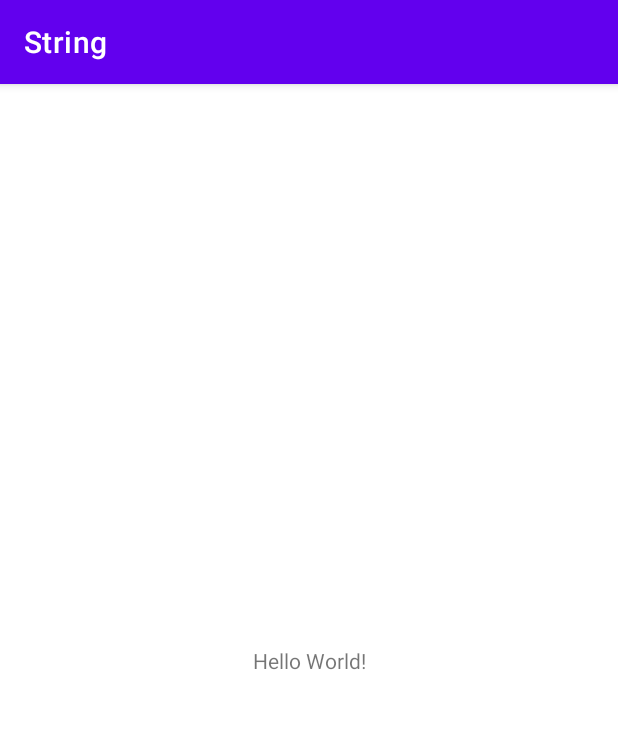
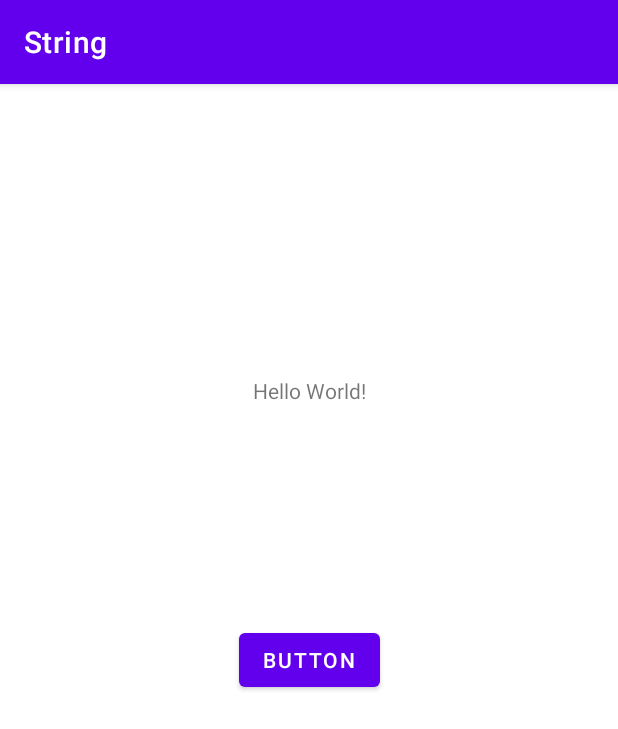
Before and after one commit to bekishevaleria/String, an Android app: the screen it shows after launch (MainActivity), on a phone screen of 412 x 824 dp. Shown: the top 729 px of the screen. Run offline under Robolectric (Android 15) with nearby library versions, the phone set to English and light mode, and no system bars.

Commit message:
Создала форма

```diff
--- a/app/src/main/res/layout/activity_main.xml
+++ b/app/src/main/res/layout/activity_main.xml
@@ -4,15 +4,29 @@
     xmlns:tools="http://schemas.android.com/tools"
     android:layout_width="match_parent"
     android:layout_height="match_parent"
+    android:onClick="butclick"
     tools:context=".MainActivity">
 
     <TextView
+        android:id="@+id/text"
         android:layout_width="wrap_content"
         android:layout_height="wrap_content"
         android:text="Hello World!"
         app:layout_constraintBottom_toBottomOf="parent"
         app:layout_constraintLeft_toLeftOf="parent"
         app:layout_constraintRight_toRightOf="parent"
+        app:layout_constraintTop_toTopOf="parent"
+        app:layout_constraintVertical_bias="0.26" />
+
+    <Button
+        android:id="@+id/butt"
+        android:layout_width="wrap_content"
+        android:layout_height="wrap_content"
+        android:onClick="butclick"
+        android:text="Button"
+        app:layout_constraintBottom_toBottomOf="parent"
+        app:layout_constraintEnd_toEndOf="parent"
+        app:layout_constraintStart_toStartOf="parent"
         app:layout_constraintTop_toTopOf="parent" />
 
 </androidx.constraintlayout.widget.ConstraintLayout>
```
